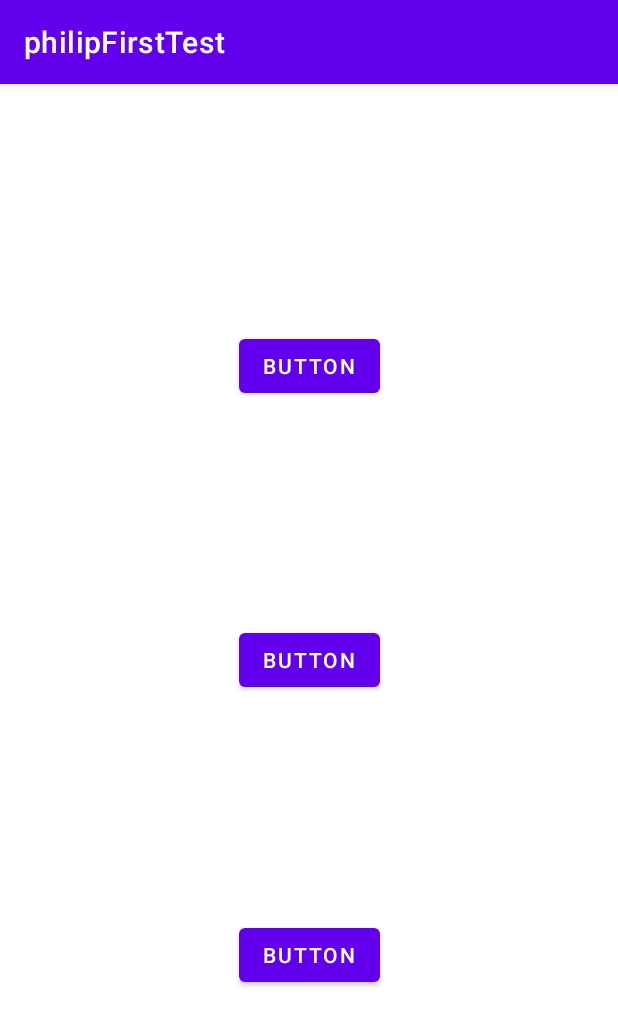
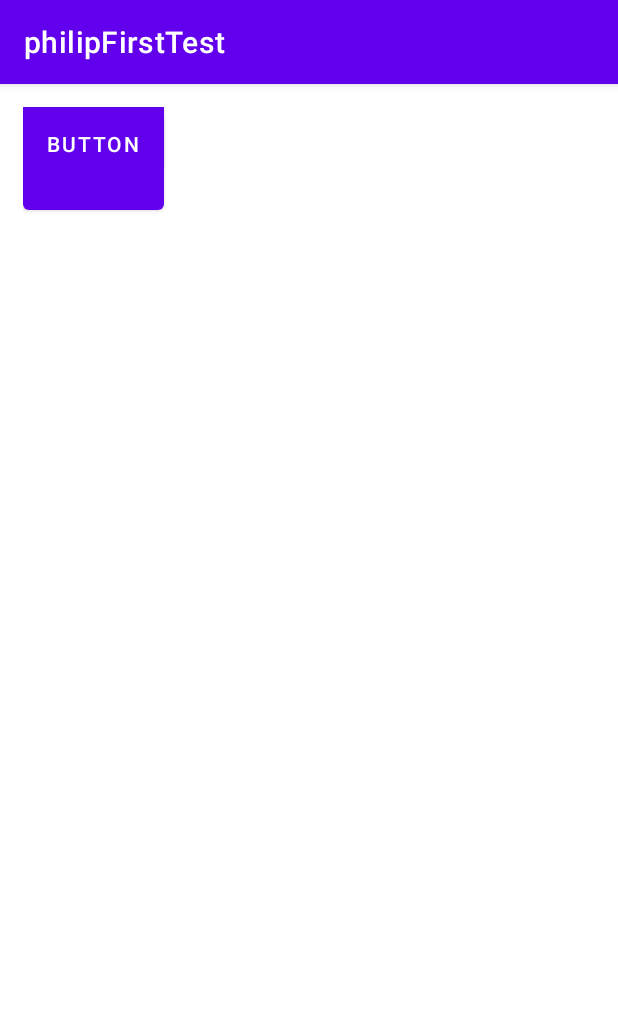
Before and after one commit to MahhmoudRefat/AndroidTest, an Android app: the screen it shows after launch (MainActivity), on a phone screen of 412 x 824 dp. Shown: the top 1026 px of the screen. Run offline under Robolectric (Android 15) with nearby library versions, the phone set to English and light mode, and no system bars.

Commit message:
first test commit

```diff
--- a/app/src/main/res/layout/activity_main.xml
+++ b/app/src/main/res/layout/activity_main.xml
@@ -9,37 +9,34 @@
     tools:context=".MainActivity">
 
     <Button
-        android:id="@+id/button4"
+        android:id="@+id/button"
         android:layout_width="wrap_content"
         android:layout_height="wrap_content"
         android:text="Button"
-        app:layout_constraintBottom_toTopOf="@+id/button5"
-        app:layout_constraintEnd_toEndOf="parent"
-        app:layout_constraintHorizontal_bias="0.5"
-        app:layout_constraintStart_toStartOf="parent"
-        app:layout_constraintTop_toTopOf="parent" />
+        tools:layout_editor_absoluteX="65dp"
+        tools:layout_editor_absoluteY="282dp" />
 
     <Button
-        android:id="@+id/button5"
+        android:id="@+id/button2"
+        android:layout_width="wrap_content"
+        android:layout_height="100dp"
+        android:text="Button"
+        app:layout_constraintBaseline_toBaselineOf="@+id/button"
+        tools:layout_editor_absoluteX="221dp" />
+
+    <androidx.constraintlayout.widget.Guideline
+        android:id="@+id/guideline"
         android:layout_width="wrap_content"
         android:layout_height="wrap_content"
-        android:text="Button"
-        app:layout_constraintBottom_toTopOf="@+id/button6"
-        app:layout_constraintEnd_toEndOf="parent"
-        app:layout_constraintHorizontal_bias="0.5"
-        app:layout_constraintStart_toStartOf="parent"
-        app:layout_constraintTop_toBottomOf="@+id/button4" />
+        android:orientation="vertical"
+        app:layout_constraintGuide_begin="196dp" />
 
-    <Button
-        android:id="@+id/button6"
+    <androidx.constraintlayout.widget.Guideline
+        android:id="@+id/guideline2"
         android:layout_width="wrap_content"
         android:layout_height="wrap_content"
-        android:text="Button"
-        app:layout_constraintBottom_toBottomOf="parent"
-        app:layout_constraintEnd_toEndOf="parent"
-        app:layout_constraintHorizontal_bias="0.5"
-        app:layout_constraintStart_toStartOf="parent"
-        app:layout_constraintTop_toBottomOf="@+id/button5" />
+        android:orientation="horizontal"
+        app:layout_constraintGuide_begin="224dp" />
 </androidx.constraintlayout.widget.ConstraintLayout>
 
 
```
